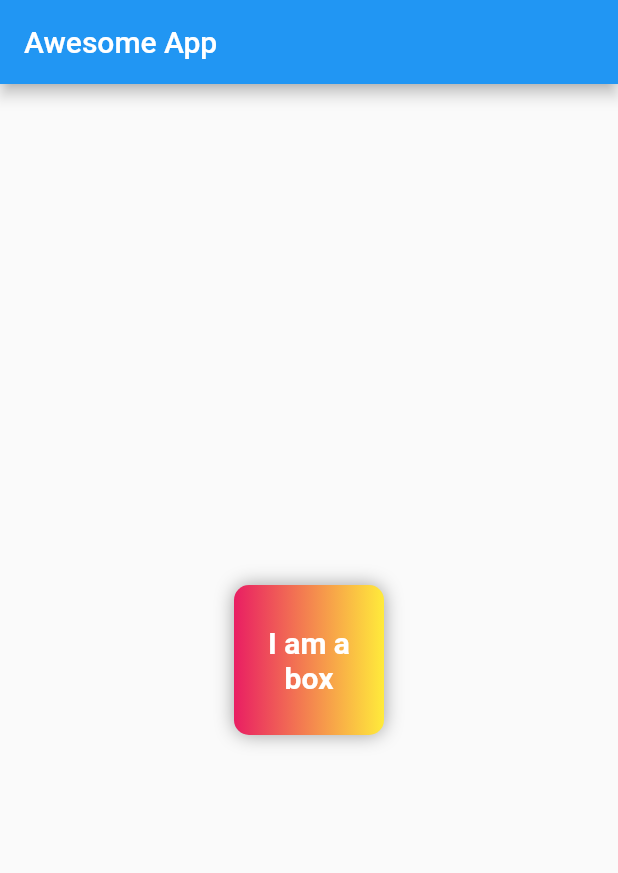
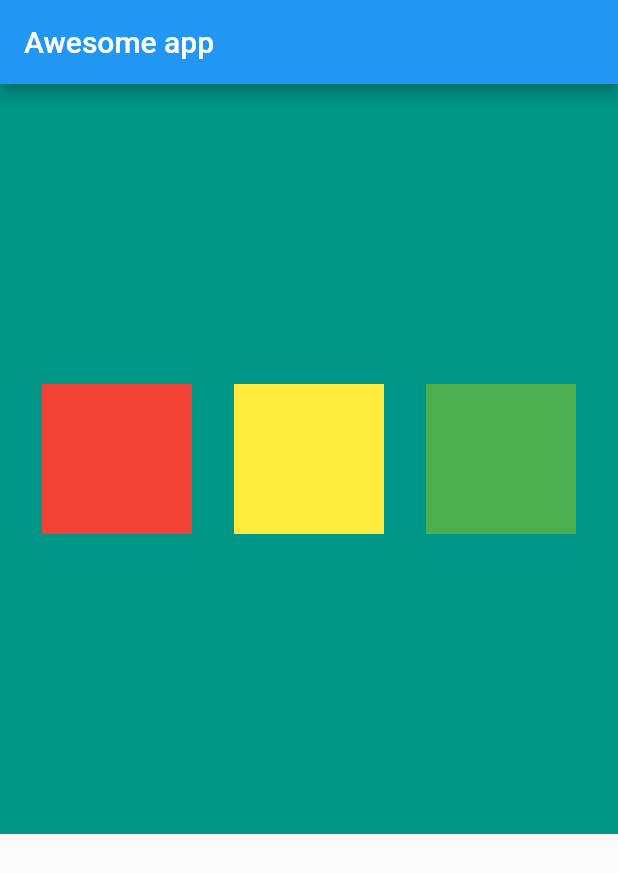
Before and after one commit to Sakshamkhanal/Flutter_basics, a Flutter app: the screen it shows after launch, on a phone screen of 412 x 824 dp. Shown: the top 873 px of the screen. Run offline on Flutter 3.47's test engine with Material 2 defaults, Android fonts, the phone set to English and light mode, and no system bars.

Commit message:
With multiple containers

```diff
--- a/lib/main.dart
+++ b/lib/main.dart
@@ -11,35 +11,40 @@ class Homepage extends StatelessWidget {
   @override
   Widget build(BuildContext context) {
     return Scaffold(
-      appBar:AppBar(
-        title:Text("Awesome App"),
+      appBar:AppBar(title:Text("Awesome app"),
       ),
-        body:Center(
-          child: Container(
+      body:Container(
+          height: 500,
+          color :Colors.teal,
+       child: Row(
+            mainAxisAlignment: MainAxisAlignment.spaceEvenly,
+           // crossAxisAlignment: CrossAxisAlignment.evenly,
+            children: <Widget>[
+              Container(
                 padding: const EdgeInsets.all(8),
                 width: 100,
                 height: 100,
-          clipBehavior: Clip.antiAlias,
-          alignment : Alignment.center,
-          decoration: BoxDecoration(
                 color: Colors.red,
-            borderRadius: BorderRadius.circular(10),
-            gradient: LinearGradient(colors: [Colors.pink,Colors.yellow]),
-            boxShadow: [
-              BoxShadow(
-                color: Colors.grey,
-                blurRadius: 10,
-              )
-            ]
+                alignment: Alignment.center,
               ),
-          child: Text('I am a box',
-          textAlign:TextAlign.center,
-          style:TextStyle(fontSize: 20,
-          color: Colors.white,
-          fontWeight: FontWeight.bold,),
+              Container(
+                padding: const EdgeInsets.all(8),
+                width: 100,
+                height: 100,
+                color: Colors.yellow,
+                alignment: Alignment.center,
+              ),
+              Container(
+                padding: const EdgeInsets.all(8),
+                width: 100,
+                height: 100,
+                color: Colors.green,
+                alignment: Alignment.center,
+              ),
+            ],
        ),
       ),
-          ),
+
     );
   }
 }
```
Lines whose indentation alone changed are shown as unchanged.
